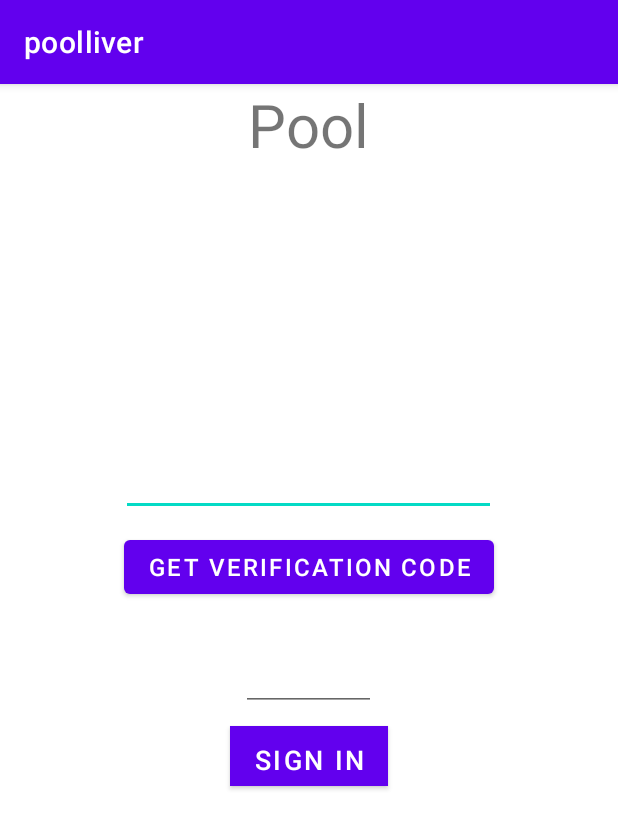
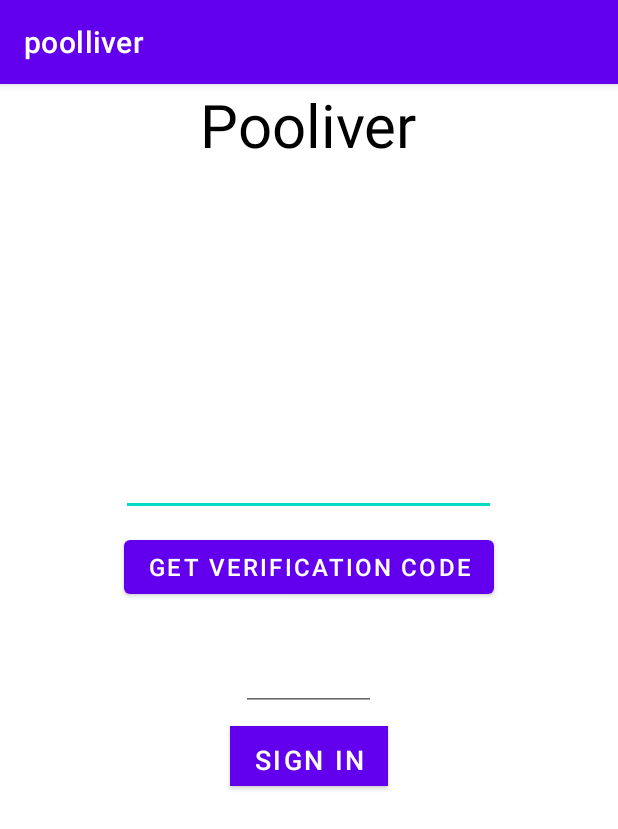
Before and after one commit to Phi-Coder/Pooliver, an Android app: the screen it shows after launch (LoginActivity), on a phone screen of 412 x 824 dp. Shown: the top 829 px of the screen. Run offline under Robolectric (Android 15) with nearby library versions, the phone set to English and light mode, and no system bars; our stand-ins replace Firebase (no records; nobody signed in at launch, a user with empty details on screens opened directly).

Commit message:
bugs resolved

```diff
--- a/app/src/main/java/com/example/poolliver/DeliveryInfo.java
+++ b/app/src/main/java/com/example/poolliver/DeliveryInfo.java
@@ -38,6 +38,8 @@ public class DeliveryInfo extends AppCompatActivity {
             public void onClick(View v) {
 //                Intent Driverintent = new Intent();
 //                startActivity(Driverintent);
+                Toast.makeText(DeliveryInfo.this, "work under construction", Toast.LENGTH_SHORT).show();
+
             }
         });
 
--- a/app/src/main/res/layout/activity_login.xml
+++ b/app/src/main/res/layout/activity_login.xml
@@ -10,7 +10,8 @@
         android:layout_width="wrap_content"
         android:layout_height="wrap_content"
         android:layout_centerHorizontal="true"
-        android:text="Pool"
+        android:text="Pooliver"
+        android:textColor="@color/black"
         android:textSize="40sp" />
 
     <EditText
```
